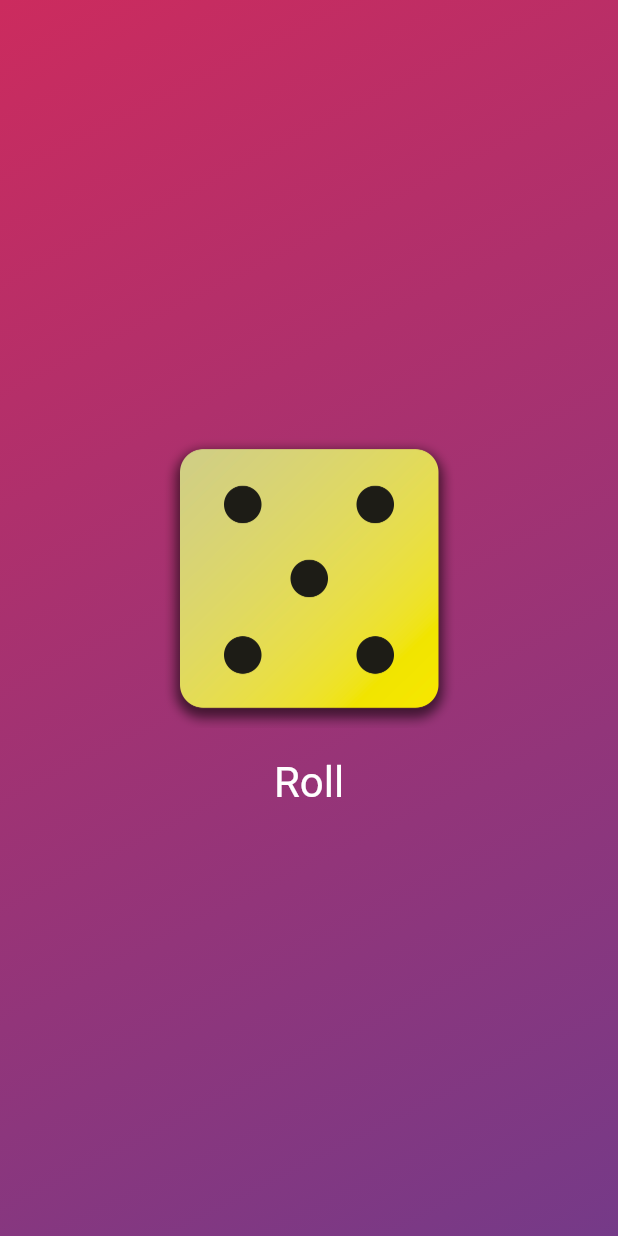
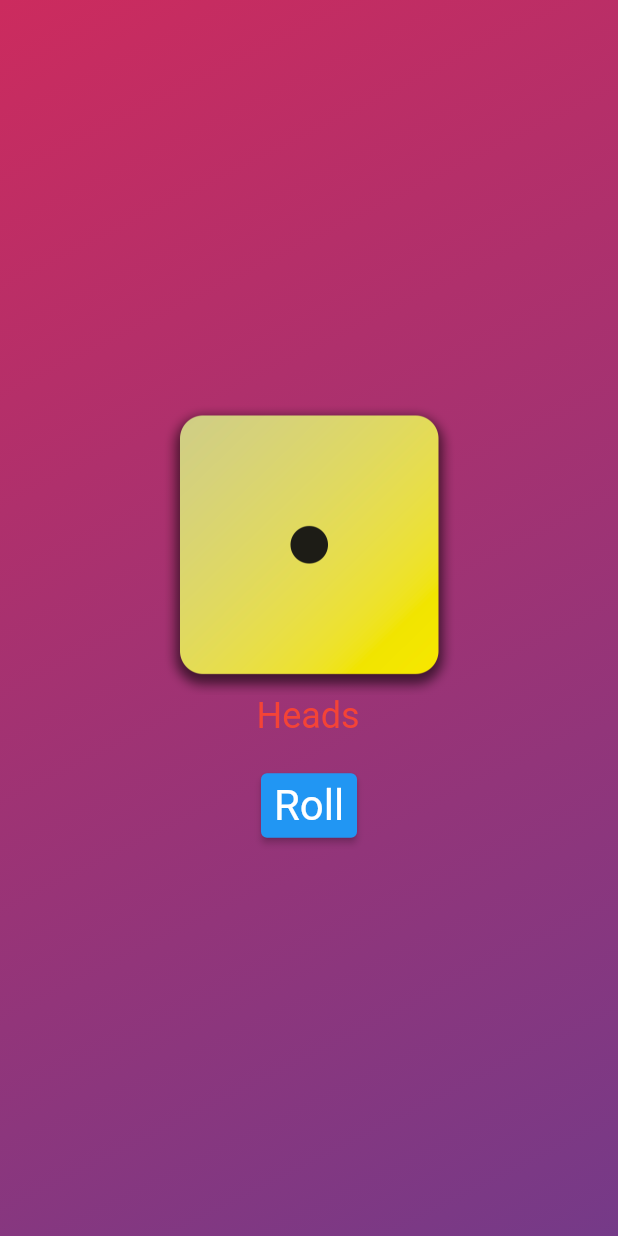
Before and after one commit to Banuprasath/head-or-tails-FLUTTER, a Flutter app: the screen it shows after launch, after a tap on "Roll", on a phone screen of 412 x 824 dp. Run offline on Flutter 3.47's test engine with Material 2 defaults, Android fonts, the phone set to English and light mode, and no system bars.

Commit message:
Changed to Coin Flipper

```diff
--- a/lib/urrutu.dart
+++ b/lib/urrutu.dart
@@ -1,6 +1,9 @@
 import 'package:flutter/cupertino.dart';
 import 'package:flutter/material.dart';
 import 'dart:math';
+
+final randomizer = Random();
+String flipval1 = "Therla";
 
 class DiceRoller extends StatefulWidget {
   const DiceRoller({super.key});
@@ -11,10 +14,26 @@ class DiceRoller extends StatefulWidget {
 }
 
 class _DiceRollerState extends State<DiceRoller> {
-  var currentDiceRoll = 2;
+  var currentDiceRoll = 1;
+
+  void runer() {
+    /*var dicerolluhh = Random().nextInt(6) + 1;
+              print(dicerolluhh);*/
+    setState(() {
+      currentDiceRoll = randomizer.nextInt(2) + 1;
+      print(currentDiceRoll);
+    });
+  }
 
   @override
   Widget build(BuildContext context) {
+    if (currentDiceRoll == 1) {
+      print("True");
+      flipval1 = "Heads";
+      print(flipval1);
+    } else {
+      flipval1 = "Tail!..";
+    }
     // TODO: implement build
     return Column(
       mainAxisSize: MainAxisSize.min,
@@ -23,16 +42,17 @@ class _DiceRollerState extends State<DiceRoller> {
           'asserts/dice-$currentDiceRoll.png',
           width: 200,
         ),
-        TextButton(
-            onPressed: () {
-              var dicerolluhh = Random().nextInt(6) + 1;
-              print(dicerolluhh);
-              setState(() {
-                currentDiceRoll = Random().nextInt(6) + 1;
-              });
-            },
-            style: TextButton.styleFrom(
-              padding: const EdgeInsets.only(top: 20),
+        SizedBox(
+            width: 70,
+            height: 50,
+            child: Text(
+              flipval1,
+              style: TextStyle(fontSize: 24, color: Colors.red),
+            )),
+        ElevatedButton(
+            onPressed: runer,
+            style: ElevatedButton.styleFrom(
+              padding: const EdgeInsets.all(5),
               foregroundColor: Colors.white,
               textStyle: const TextStyle(fontSize: 28),
             ),
```
